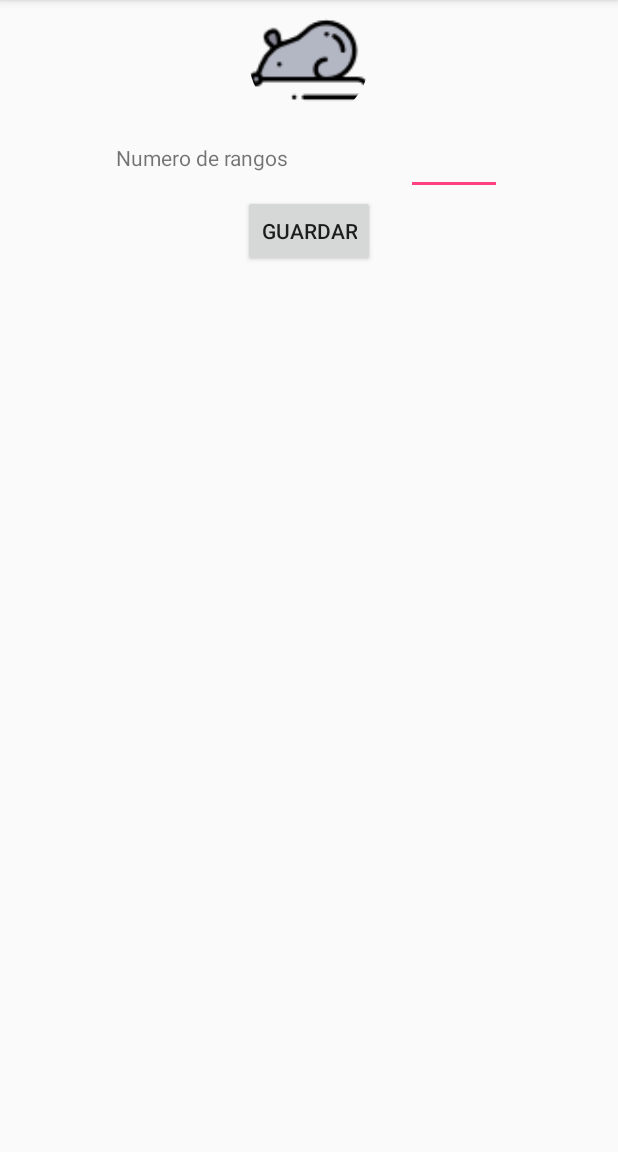
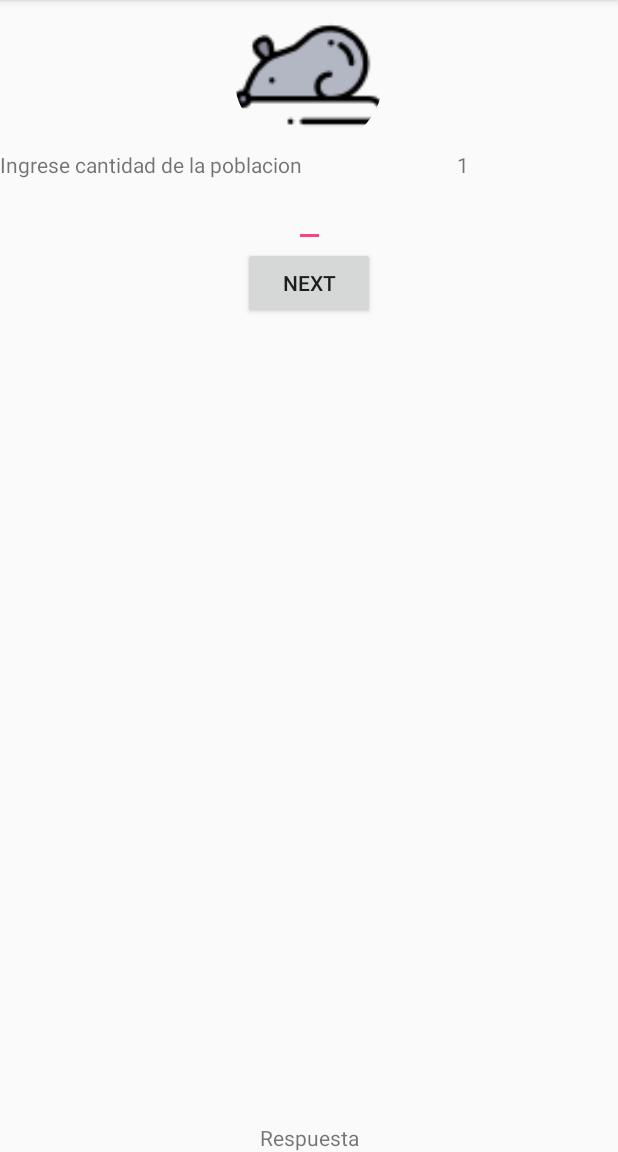
Before and after one commit to retto710/AnimalsProject, an Android app: the screen it shows after launch (SpeciesRatesActivity before the commit, SpecificAnimalPoblationActivity after it), after a tap on an icon or button, on a phone screen of 412 x 824 dp, the part 84-1236 px from its top. Run offline under Robolectric (Android 15) with nearby library versions, the phone set to English and light mode, and no system bars; our stand-ins replace CircleImageView.

Commit message:
1.3 Se agrego el logo Testeo de animales con mas edades

```diff
--- a/app/build.gradle
+++ b/app/build.gradle
@@ -25,6 +25,7 @@ dependencies {
     implementation 'com.android.support:design:27.1.1'
     implementation 'com.android.support:support-v4:27.1.1'
     implementation 'de.hdodenhof:circleimageview:2.2.0'
+    implementation 'com.github.PhilJay:MPAndroidChart:v3.0.3'
     testImplementation 'junit:junit:4.12'
     androidTestImplementation 'com.android.support.test:runner:1.0.2'
     androidTestImplementation 'com.android.support.test.espresso:espresso-core:3.0.2'
--- a/app/src/main/AndroidManifest.xml
+++ b/app/src/main/AndroidManifest.xml
@@ -24,7 +24,9 @@
             </intent-filter>
         </activity>
         <activity android:name=".SpeciesRatesActivity" />
-        <activity android:name=".RatesActivity"></activity>
+        <activity android:name=".RatesActivity" />
+        <activity android:name=".ResultActivity" />
+        <activity android:name=".SpecificAnimalPoblationActivity"></activity>
     </application>
 
 </manifest>
--- /dev/null
+++ b/app/src/main/java/com/example/anthony/animalsx/Classes/Anim/Example.java
@@ -0,0 +1,56 @@
+package com.example.anthony.animalsx.Classes.Anim;
+
+import com.example.anthony.animalsx.Classes.Matriz;
+
+public class Example {
+    private String name= "example";
+    private Integer maxAge = 8;
+    private double[][] rates = { { 0, 0, 0.8,0.6,0.1,0.2,0.2,0 }, { 0.95, 0.9,0.75,0.1,0.5,0.3,0,0} };
+    private Matriz animalRate;
+    private String srcName= "mouse";
+
+    public Example() {
+        this.setAnimalRate(new Matriz(rates));
+    }
+
+    public String getName() {
+        return name;
+    }
+
+    public void setName(String name) {
+        this.name = name;
+    }
+
+    public Integer getMaxAge() {
+        return maxAge;
+    }
+
+    public void setMaxAge(Integer maxAge) {
+        this.maxAge = maxAge;
+    }
+
+
+    public String getSrcName() {
+        return srcName;
+    }
+
+    public void setSrcName(String srcName) {
+        this.srcName = srcName;
+    }
+
+    public double[][] getRates() {
+        return rates;
+    }
+
+    public void setRates(double[][] rates) {
+        this.rates = rates;
+    }
+
+    public Matriz getAnimalRate() {
+        return animalRate;
+    }
+
+    public void setAnimalRate(Matriz animalRate) {
+        this.animalRate = animalRate;
+    }
+}
--- /dev/null
+++ b/app/src/main/java/com/example/anthony/animalsx/Classes/Anim/Rata.java
@@ -0,0 +1,56 @@
+package com.example.anthony.animalsx.Classes.Anim;
+
+import com.example.anthony.animalsx.Classes.Matriz;
+
+public class Rata {
+    private String name= "rata";
+    private Integer maxAge = 3;
+    private double[][] rates = { { 0.28, 1.2, 0.5 }, { 0.51, 0.81, 0} };
+    private Matriz animalRate;
+    private String srcName= "mouse";
+
+    public Rata() {
+        this.setAnimalRate(new Matriz(rates));
+    }
+
+    public String getName() {
+        return name;
+    }
+
+    public void setName(String name) {
+        this.name = name;
+    }
+
+    public Integer getMaxAge() {
+        return maxAge;
+    }
+
+    public void setMaxAge(Integer maxAge) {
+        this.maxAge = maxAge;
+    }
+
+
+    public String getSrcName() {
+        return srcName;
+    }
+
+    public void setSrcName(String srcName) {
+        this.srcName = srcName;
+    }
+
+    public double[][] getRates() {
+        return rates;
+    }
+
+    public void setRates(double[][] rates) {
+        this.rates = rates;
+    }
+
+    public Matriz getAnimalRate() {
+        return animalRate;
+    }
+
+    public void setAnimalRate(Matriz animalRate) {
+        this.animalRate = animalRate;
+    }
+}
--- a/app/src/main/java/com/example/anthony/animalsx/Classes/Matriz.java
+++ b/app/src/main/java/com/example/anthony/animalsx/Classes/Matriz.java
@@ -2,36 +2,61 @@ package com.example.anthony.animalsx.Classes;
 
 import android.util.Log;
 
+import java.io.Serializable;
+
 import javax.xml.transform.Result;
 
-public class Matriz {
+public class Matriz implements Serializable {
     private int nfilas=3;
     private int nColumnas;
     private double[][] data;
 
+    public Matriz()
+    {
+    }
+    //Matriz inicial 3xN
     public Matriz(int nColumnas)
     {
         this.setnColumnas(nColumnas);
         setData(new double[getNfilas()][nColumnas]);
     }
+
+    //Matriz final NxM
     public Matriz(int nfilas, int nColumnas) {
         this.setnColumnas(nColumnas);
         this.setNfilas(nfilas);
         setData(new double[nfilas][nColumnas]);
     }
 
-
+    //Matriz a partir de otra matriz
     public Matriz(double [][]data){
-        setNfilas(data.length);
-        setnColumnas(data[0].length);
+        this.setNfilas(data.length);
+        Log.d("nfilas",String.valueOf(data.length));
+        this.setnColumnas(data[0].length);
+        Log.d("ncol",String.valueOf(data[0].length));
         this.setData(new double[getNfilas()][getnColumnas()]);
         for (int i = 0; i < getNfilas(); i++)
             for (int j = 0; j < getnColumnas(); j++)
                 this.getData()[i][j] = data[i][j];
     }
 
+    //Ingresar fila BirthRate a partir de otra matriz
+
+    public void BirthRate(Matriz A)
+    {
+        for (int j=0; j<this.nColumnas;j++)
+        this.setData(1,j,A.getData(0,j));
+    }
+    //Ingresar fila Mortal a partir de otra matriz
+    public void MortalRate(Matriz A)
+    {
+        for (int j=0; j<this.nColumnas;j++)
+            this.setData(2,j,A.getData(1,j));
+    }
+
     private Matriz(Matriz A){this(A.getData());}
 
+    //Potencia de la matriz
     public Matriz timesM(int a)
     {
         Matriz A = this;
@@ -43,9 +68,14 @@ public class Matriz {
         return result;
     }
 
+    //Multiplicacion de matrices
     public Matriz Multiplicacion(Matriz B) {
         Matriz A = this;
-        if (A.getnColumnas() != B.getNfilas()) throw new RuntimeException("Illegal Matriz dimensions.");
+        A.show();
+        Log.d("Matriz leslie","e");
+        B.show();
+        Log.d("Matriz transp","e");
+        if (A.getnColumnas() != B.getNfilas()) throw new RuntimeException("No se puede multiplicar.");
         Matriz C = new Matriz(A.getnColumnas(), B.getNfilas());
         for (int i = 0; i < C.getnColumnas(); i++)
             for (int j = 0; j < C.getNfilas(); j++)
@@ -54,13 +84,17 @@ public class Matriz {
         return C;
     }
 
+    //Matriz Leslie
     public Matriz LeslieMatriz(Matriz A){
-        Matriz leslie=this;
+        Matriz leslie= new Matriz(A.nColumnas,A.nColumnas);
+        Log.d("nfilasLeslie",String.valueOf(leslie.getNfilas()));
+        Log.d("ncolLeslie",String.valueOf(leslie.getnColumnas()));
         //Primera fila
-        for (int j=0;j<leslie.getNfilas();j++)
+        for (int j=0;j<leslie.getnColumnas();j++)
         {
             leslie.setData(0,j,A.getData(1,j));
         }
+        leslie.show();
         //Segunda (diagonales)
         //double[][] d = { { 80, 40, 60 }, { 0.28, 1.2, 0.5 }, { 0.51, 0.81, 0} };
         for (int i=1;i<leslie.getNfilas();i++)
@@ -68,7 +102,8 @@ public class Matriz {
             for (int j=0;j<leslie.getnColumnas();j++)
             {
                 if (i==j+1)
-                    leslie.setData(i,j,A.getData(2,j));
+                {leslie.setData(i,j,A.getData(2,j));
+                     leslie.show();}
                 else
                     leslie.setData(i,j,0);
             }
@@ -76,7 +111,7 @@ public class Matriz {
 
         return leslie;
     }
-
+    //Inicializar Matriz en 0
     public void init()
     {
         for (int i=0;i<nColumnas;i++){
@@ -84,8 +119,9 @@ public class Matriz {
                 data[i][j]=0;
         }
     }
+
     public int getNfilas() {
-        return nfilas;
+        return this.nfilas;
     }
 
     public void setNfilas(int nfilas) {
@@ -93,7 +129,7 @@ public class Matriz {
     }
 
     public int getnColumnas() {
-        return nColumnas;
+        return this.nColumnas;
     }
 
     public void setnColumnas(int nColumnas) {
@@ -119,7 +155,10 @@ public class Matriz {
     //Esto es solo de prueba para que veas los resultados en el Logcat mientras esta en desarrollo el APP
     public void show()
     {
+
         String text="";
+        Log.d("nfilas",String.valueOf(this.getNfilas()));
+        Log.d("ncolumnas",String.valueOf(this.getnColumnas()));
         for (int i=0;i<nfilas;i++){
             {
             for (int j=0;j<nColumnas;j++)
@@ -144,14 +183,14 @@ public class Matriz {
         return text;
     }
     public Matriz transpose() {
-        Matriz A = new Matriz(nColumnas, nfilas);
-        for (int i = 0; i < nColumnas; i++)
-            for (int j = 0; j < nfilas; j++)
+        Matriz A = new Matriz(this.getnColumnas(), this.getNfilas());
+        for (int i = 0; i < this.getNfilas(); i++)
+            for (int j = 0; j < this.getnColumnas(); j++)
             {
                 if (i!=0)
                     A.data[j][i] = 0;
                 else
-                    A.data[j][i] = this.data[i][j];
+                    A.data[j][0] = this.data[i][j];
             }
 
         return A;
--- a/app/src/main/java/com/example/anthony/animalsx/MainActivity.java
+++ b/app/src/main/java/com/example/anthony/animalsx/MainActivity.java
@@ -18,6 +18,7 @@ public class MainActivity extends AppCompatActivity {
     ConstraintLayout my_layout;
     AnimationDrawable animationDrawable;
     CircleImageView imgMouse;
+    CircleImageView imgAny;
     @Override
     protected void onCreate(Bundle savedInstanceState) {
         super.onCreate(savedInstanceState);
@@ -25,6 +26,7 @@ public class MainActivity extends AppCompatActivity {
         //Inicializar variables
         my_layout=findViewById(R.id.my_layout);
         imgMouse=findViewById(R.id.mouse);
+        imgAny= findViewById(R.id.any);
         //Animacion de cambio de color
         animationDrawable=(AnimationDrawable) my_layout.getBackground() ;
         animationDrawable.setEnterFadeDuration(2000);
@@ -35,7 +37,16 @@ public class MainActivity extends AppCompatActivity {
         imgMouse.setOnClickListener(new View.OnClickListener() {
             @Override
             public void onClick(View v) {
-                Intent intent = new Intent(getApplicationContext(), SpeciesRatesActivity.class);
+                Intent intent = new Intent(getApplicationContext(), SpecificAnimalPoblationActivity.class);
+                intent.putExtra("name","rata");
+                startActivity(intent);
+            }
+        });
+        imgAny.setOnClickListener(new View.OnClickListener() {
+            @Override
+            public void onClick(View v) {
+                Intent intent = new Intent(getApplicationContext(), SpecificAnimalPoblationActivity.class);
+                intent.putExtra("name","example");
                 startActivity(intent);
             }
         });
--- /dev/null
+++ b/app/src/main/java/com/example/anthony/animalsx/SpecificAnimalPoblationActivity.java
@@ -0,0 +1,102 @@
+package com.example.anthony.animalsx;
+
+import android.content.Intent;
+import android.support.v7.app.AppCompatActivity;
+import android.os.Bundle;
+import android.util.Log;
+import android.view.View;
+import android.widget.Button;
+import android.widget.EditText;
+import android.widget.ImageView;
+import android.widget.TextView;
+
+import com.example.anthony.animalsx.Classes.Anim.Example;
+import com.example.anthony.animalsx.Classes.Anim.Rata;
+import com.example.anthony.animalsx.Classes.Matriz;
+
+import org.w3c.dom.Text;
+
+public class SpecificAnimalPoblationActivity extends AppCompatActivity {
+    ImageView image;
+    Button btn;
+    TextView txtVariable;
+    TextView txtAnswer;
+    EditText edtPoblation;
+    Integer contador;
+    Matriz matriz= new Matriz();
+    @Override
+    protected void onCreate(Bundle savedInstanceState) {
+        super.onCreate(savedInstanceState);
+        setContentView(R.layout.activity_specific_animal_poblation);
+        //Especifico el animal
+        String animalName = getIntent().getStringExtra("name");
+        Log.d("d",animalName);
+        String imageName="";
+
+        //Inicializo con los valores predeterminados
+        switch (animalName){
+            case "rata": {
+                Rata rata= new Rata();
+                imageName= rata.getSrcName();
+                matriz=new Matriz(rata.getMaxAge());
+                matriz.BirthRate(rata.getAnimalRate());
+                matriz.MortalRate(rata.getAnimalRate());
+            }
+            case "example": {
+                Example example= new Example();
+                imageName= example.getSrcName();
+                matriz=new Matriz(example.getMaxAge());
+                matriz.BirthRate(example.getAnimalRate());
+                matriz.MortalRate(example.getAnimalRate());
+            }
+        }
+        //Nombre de la imagen del animal
+        int resID = getResources().getIdentifier(imageName, "mipmap", getPackageName());
+        //Inicializo todos los views
+        btn= findViewById(R.id.btn);
+        edtPoblation= findViewById(R.id.edtPoblation);
+        txtVariable = findViewById(R.id.txtVariable);
+        txtAnswer=findViewById(R.id.txtRespuesta);
+        image= findViewById(R.id.imgAnimal);
+        contador=0;
+        //Asigno la imagen del animal
+        image.setImageResource(resID );
+        //Relleno la poblacion
+        btn.setOnClickListener(new View.OnClickListener() {
+            @Override
+            public void onClick(View v) {
+                if (contador<matriz.getnColumnas())
+                {
+                    Integer NumeroAnimales=Integer.parseInt(edtPoblation.getText().toString());
+                    matriz.setData(0,contador,NumeroAnimales);
+                    contador++;
+                    //Limpio valores
+                    edtPoblation.setText("");
+                    txtVariable.setText(String.valueOf(contador+1));
+                    Log.d("numeros",String.valueOf(matriz.getData(0,contador-1)));
+                    if (contador==matriz.getnColumnas())
+                    {
+                        matriz.show();
+                        btn.setText("Calcular");
+                        edtPoblation.setEnabled(false);
+                    }
+                }
+                else
+                {
+                    Matriz C= new Matriz(matriz.transpose().getData());
+                    //Genera la matriz Leslie
+                    matriz= new Matriz(matriz.LeslieMatriz(matriz).getData());
+                    //Log.d("termina leslie","end");
+                    //Multiplica las matrices
+                    Matriz E = new Matriz(matriz.Multiplicacion(C).getData());
+                    Log.d("termina mult","end");
+                    txtAnswer.setText(E.toString());
+                    //Intent intent = new Intent(getApplicationContext(),ResultActivity.class);
+                    //intent.putExtra("respuesta",E.toString());
+                    //startActivity(intent);
+                    btn.setEnabled(false);
+                }
+            }
+        });
+    }
+}
--- a/app/src/main/res/layout/activity_logo.xml
+++ b/app/src/main/res/layout/activity_logo.xml
@@ -10,7 +10,7 @@
         android:id="@+id/logo"
         android:layout_width="150dp"
         android:layout_height="150dp"
-        android:src="@mipmap/ic_launcher"
+        android:src="@mipmap/upc"
         app:layout_constraintTop_toTopOf="parent"
         app:layout_constraintBottom_toBottomOf="parent"
         app:layout_constraintRight_toRightOf="parent"
@@ -20,7 +20,7 @@
         android:id="@+id/text"
         android:layout_width="wrap_content"
         android:layout_height="wrap_content"
-        android:text="Hello"
+        android:text="MATEMATICA DISCRETA"
         app:layout_constraintTop_toBottomOf="@id/logo"
         app:layout_constraintRight_toRightOf="parent"
         app:layout_constraintLeft_toLeftOf="parent"
--- a/app/src/main/res/layout/activity_rates.xml
+++ b/app/src/main/res/layout/activity_rates.xml
@@ -97,4 +97,10 @@
         android:text="RESPUESTA"
         app:layout_constraintBottom_toBottomOf="parent"
         />
+    <Button
+        android:id="@+id/tryit"
+        android:layout_width="match_parent"
+        android:layout_height="wrap_content"
+        app:layout_constraintBottom_toBottomOf="parent"
+        />
 </android.support.constraint.ConstraintLayout>
--- /dev/null
+++ b/app/src/main/res/layout/activity_specific_animal_poblation.xml
@@ -0,0 +1,61 @@
+<?xml version="1.0" encoding="utf-8"?>
+<android.support.constraint.ConstraintLayout xmlns:android="http://schemas.android.com/apk/res/android"
+    xmlns:app="http://schemas.android.com/apk/res-auto"
+    xmlns:tools="http://schemas.android.com/tools"
+    android:layout_width="match_parent"
+    android:layout_height="match_parent"
+    tools:context=".SpecificAnimalPoblationActivity">
+<de.hdodenhof.circleimageview.CircleImageView
+    android:id="@+id/imgAnimal"
+    android:layout_width="100dp"
+    android:layout_height="100dp"
+    android:src="@mipmap/ic_launcher_round"
+    app:layout_constraintTop_toTopOf="parent"
+    app:layout_constraintLeft_toLeftOf="parent"
+    app:layout_constraintRight_toRightOf="parent"
+    />
+    <TextView
+        android:id="@+id/txt1"
+        android:layout_width="wrap_content"
+        android:layout_height="wrap_content"
+        app:layout_constraintLeft_toLeftOf="parent"
+        app:layout_constraintTop_toBottomOf="@id/imgAnimal"
+        android:text="Ingrese cantidad de la poblacion"
+        />
+    <TextView
+        android:id="@+id/txtVariable"
+        android:layout_width="wrap_content"
+        android:layout_height="wrap_content"
+        android:text=" 1"
+        app:layout_constraintLeft_toRightOf="@id/txt1"
+        app:layout_constraintTop_toBottomOf="@id/imgAnimal"
+        app:layout_constraintRight_toRightOf="parent"
+        />
+    <EditText
+        android:id="@+id/edtPoblation"
+        android:layout_width="wrap_content"
+        android:layout_height="wrap_content"
+        android:inputType="number"
+        app:layout_constraintTop_toBottomOf="@id/txt1"
+        app:layout_constraintLeft_toLeftOf="parent"
+        app:layout_constraintRight_toRightOf="parent"
+        />
+    <Button
+        android:id="@+id/btn"
+        android:layout_width="wrap_content"
+        android:layout_height="wrap_content"
+        android:text="next"
+        app:layout_constraintTop_toBottomOf="@id/edtPoblation"
+        app:layout_constraintLeft_toLeftOf="parent"
+        app:layout_constraintRight_toRightOf="parent"
+        />
+    <TextView
+        android:id="@+id/txtRespuesta"
+        android:layout_width="wrap_content"
+        android:layout_height="wrap_content"
+        android:text="Respuesta"
+        app:layout_constraintBottom_toBottomOf="parent"
+        app:layout_constraintLeft_toLeftOf="parent"
+        app:layout_constraintRight_toRightOf="parent"
+        />
+</android.support.constraint.ConstraintLayout>
--- a/build.gradle
+++ b/build.gradle
@@ -7,7 +7,7 @@ buildscript {
         jcenter()
     }
     dependencies {
-        classpath 'com.android.tools.build:gradle:3.1.2'
+        classpath 'com.android.tools.build:gradle:3.2.1'
 
 
         // NOTE: Do not place your application dependencies here; they belong
@@ -19,6 +19,7 @@ allprojects {
     repositories {
         google()
         jcenter()
+        maven { url 'https://jitpack.io' }
     }
 }
 
```
Also changed, not shown: app/src/main/java/com/example/anthony/animalsx/RatesActivity.java (+11 -0 lines), app/src/main/java/com/example/anthony/animalsx/ResultActivity.java (added, +29 -0 lines), app/src/main/res/layout/activity_main.xml (+12 -2 lines), app/src/main/res/layout/activity_result.xml (added, +15 -0 lines), app/src/main/res/mipmap-hdpi/upc.png (added), gradle/wrapper/gradle-wrapper.properties.
